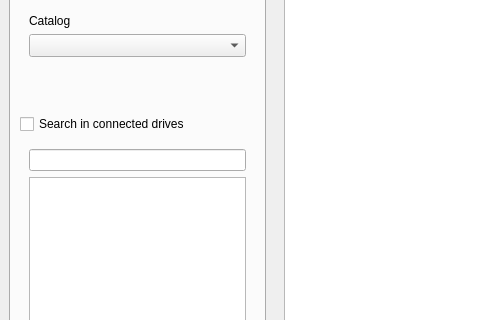
Above: mainwindow.ui from StephaneCouturier/Katalog before the change; both pictures show x 0 to 480 and y 235 to 555 of the 1280 by 903 pixel window. Below: the same form after it.
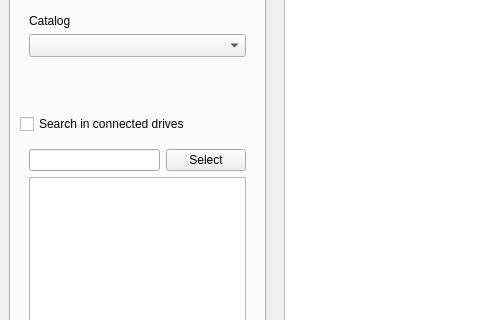
That is the form after the change. The open tabs and pages were chosen to show the change. Icons and pictures are not drawn. Custom widgets are drawn as their Qt base class.

The edit to the form file:
```diff
--- a/mainwindow.ui
+++ b/mainwindow.ui
@@ -94,6 +94,8 @@
             <widget class="QWidget" name="Filters_widget_ConnectedDrives" native="true">
              <layout class="QVBoxLayout" name="verticalLayout_3">
               <item>
+               <layout class="QHBoxLayout" name="Create_horizontalLayout_Input_2">
+                <item>
                <widget class="QLineEdit" name="Filters_lineEdit_SeletedDirectory">
                 <property name="enabled">
                  <bool>true</bool>
@@ -101,6 +103,28 @@
                </widget>
               </item>
               <item>
+                 <widget class="QPushButton" name="Filter_pushButton_PickPath">
+                  <property name="maximumSize">
+                   <size>
+                    <width>120</width>
+                    <height>16777215</height>
+                   </size>
+                  </property>
+                  <property name="toolTip">
+                   <string>Select the path</string>
+                  </property>
+                  <property name="text">
+                   <string>Select</string>
+                  </property>
+                  <property name="icon">
+                   <iconset theme="edit-select">
+                    <normaloff>.</normaloff>.</iconset>
+                  </property>
+                 </widget>
+                </item>
+               </layout>
+              </item>
+              <item>
                <widget class="QTreeView" name="Filters_treeView_Directory">
                 <property name="enabled">
                  <bool>true</bool>
```
Left out of the diff: 2 changed lines with no effect on the pictures. Lines whose indentation alone changed are shown as unchanged.
